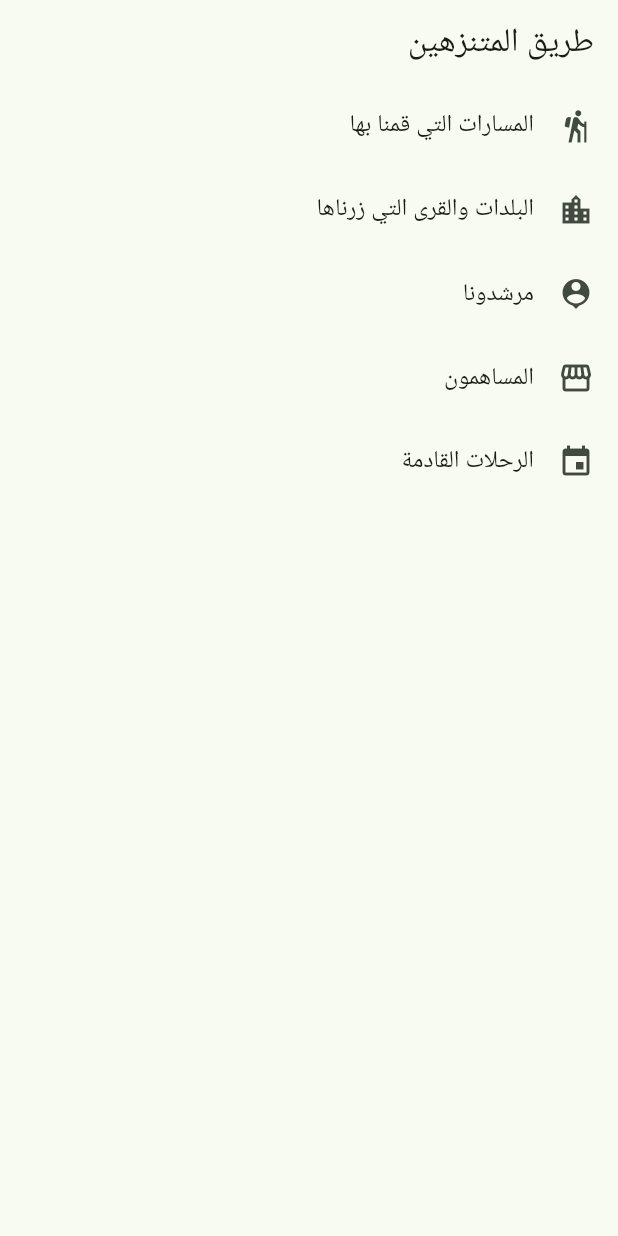
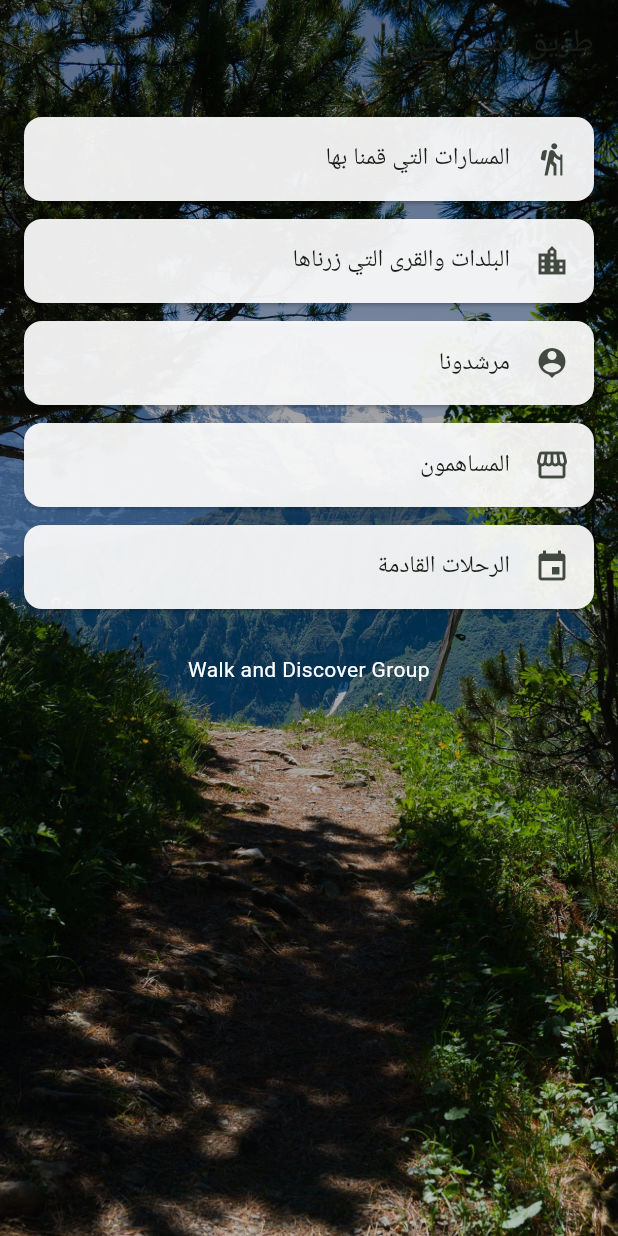
Before and after one commit to moujab/hickersready, a Flutter app: the screen it shows after launch, on a phone screen of 412 x 824 dp. Run offline on Flutter 3.47's test engine with Material 3 defaults, Android fonts, the phone set to English and light mode, and no system bars; our stand-ins replace hive_flutter; accounts and stored records are empty.

Commit message:
Add on-device Hive persistence and redesign home screen
Replaces the in-memory MockData source with LocalStore, a Hive-backed
local store seeded once from mock data, as the local stand-in for the
future Spring Boot/MySQL backend. All list screens now read from it.
Also gives the home screen a background photo, styled menu cards, and
a group credit line.

```diff
--- a/lib/l10n/app_ar.arb
+++ b/lib/l10n/app_ar.arb
@@ -10,5 +10,9 @@
   "menuContributors": "المساهمون",
   "menuUpcomingHikes": "الرحلات القادمة",
   "close": "إغلاق",
-  "noItems": "لا توجد عناصر لعرضها بعد"
+  "noItems": "لا توجد عناصر لعرضها بعد",
+  "groupName": "Walk and Discover Group",
+  "@groupName": {
+    "description": "Name of the group behind the app, shown as a credit line"
+  }
 }
--- a/lib/l10n/app_localizations.dart
+++ b/lib/l10n/app_localizations.dart
@@ -141,6 +141,12 @@ abstract class AppLocalizations {
   /// In ar, this message translates to:
   /// **'لا توجد عناصر لعرضها بعد'**
   String get noItems;
+
+  /// Name of the group behind the app, shown as a credit line
+  ///
+  /// In ar, this message translates to:
+  /// **'Walk and Discover Group'**
+  String get groupName;
 }
 
 class _AppLocalizationsDelegate
--- a/lib/l10n/app_localizations_ar.dart
+++ b/lib/l10n/app_localizations_ar.dart
@@ -31,4 +31,7 @@ class AppLocalizationsAr extends AppLocalizations {
 
   @override
   String get noItems => 'لا توجد عناصر لعرضها بعد';
+
+  @override
+  String get groupName => 'Walk and Discover Group';
 }
--- a/lib/main.dart
+++ b/lib/main.dart
@@ -1,10 +1,13 @@
 import 'package:flutter/material.dart';
 import 'package:flutter_localizations/flutter_localizations.dart';
 
+import 'data/local_store.dart';
 import 'l10n/app_localizations.dart';
 import 'screens/home_screen.dart';
 
-void main() {
+void main() async {
+  WidgetsFlutterBinding.ensureInitialized();
+  await LocalStore.init();
   runApp(const MyApp());
 }
 
--- a/lib/models/guide.dart
+++ b/lib/models/guide.dart
@@ -8,4 +8,9 @@ class Guide {
   final String id;
   final String name;
   final String bio;
+
+  Map<String, dynamic> toMap() => {'id': id, 'name': name, 'bio': bio};
+
+  factory Guide.fromMap(Map<String, dynamic> map) =>
+      Guide(id: map['id'] as String, name: map['name'] as String, bio: map['bio'] as String);
 }
--- a/lib/screens/contributors_screen.dart
+++ b/lib/screens/contributors_screen.dart
@@ -1,6 +1,6 @@
 import 'package:flutter/material.dart';
 
-import '../data/mock_data.dart';
+import '../data/local_store.dart';
 import '../l10n/app_localizations.dart';
 import 'contributor_detail_screen.dart';
 
@@ -16,9 +16,9 @@ class ContributorsScreen extends StatelessWidget {
     return Scaffold(
       appBar: AppBar(title: Text(l10n.menuContributors)),
       body: ListView.builder(
-        itemCount: MockData.contributors.length,
+        itemCount: LocalStore.contributors.length,
         itemBuilder: (context, index) {
-          final contributor = MockData.contributors[index];
+          final contributor = LocalStore.contributors[index];
           return ListTile(
             title: Text(contributor.businessName),
             subtitle: Text(contributor.category),
--- a/lib/screens/guides_screen.dart
+++ b/lib/screens/guides_screen.dart
@@ -1,6 +1,6 @@
 import 'package:flutter/material.dart';
 
-import '../data/mock_data.dart';
+import '../data/local_store.dart';
 import '../l10n/app_localizations.dart';
 import '../widgets/detail_page.dart';
 
@@ -14,9 +14,9 @@ class GuidesScreen extends StatelessWidget {
     return Scaffold(
       appBar: AppBar(title: Text(l10n.menuGuides)),
       body: ListView.builder(
-        itemCount: MockData.guides.length,
+        itemCount: LocalStore.guides.length,
         itemBuilder: (context, index) {
-          final guide = MockData.guides[index];
+          final guide = LocalStore.guides[index];
           return ListTile(
             title: Text(guide.name),
             onTap: () => Navigator.of(context).push(
--- a/lib/screens/home_screen.dart
+++ b/lib/screens/home_screen.dart
@@ -14,46 +14,101 @@ class HomeScreen extends StatelessWidget {
   Widget build(BuildContext context) {
     final l10n = AppLocalizations.of(context)!;
     return Scaffold(
-      appBar: AppBar(title: Text(l10n.appTitle)),
-      body: ListView(
+      extendBodyBehindAppBar: true,
+      appBar: AppBar(
+        title: Text(l10n.appTitle),
+        backgroundColor: Colors.transparent,
+        elevation: 0,
+      ),
+      body: Container(
+        decoration: const BoxDecoration(
+          image: DecorationImage(
+            image: AssetImage('assets/images/home_background.jpg'),
+            fit: BoxFit.cover,
+          ),
+        ),
+        child: DecoratedBox(
+          // Scrim over the photo keeps the app bar title and cards readable
+          // regardless of how bright the underlying image is.
+          decoration: BoxDecoration(
+            gradient: LinearGradient(
+              begin: Alignment.topCenter,
+              end: Alignment.bottomCenter,
+              colors: [Colors.black.withValues(alpha: 0.45), Colors.black.withValues(alpha: 0.15)],
+            ),
+          ),
+          child: ListView(
+          padding: EdgeInsets.only(top: MediaQuery.of(context).padding.top + kToolbarHeight + 16),
           children: [
-          ListTile(
-            leading: const Icon(Icons.hiking),
-            title: Text(l10n.menuTrailsDone),
+            _MenuCard(
+              icon: Icons.hiking,
+              label: l10n.menuTrailsDone,
               onTap: () => Navigator.of(context).push(
                 MaterialPageRoute<void>(builder: (context) => const InvitationsScreen()),
               ),
             ),
-          ListTile(
-            leading: const Icon(Icons.location_city),
-            title: Text(l10n.menuTownsVisited),
+            _MenuCard(
+              icon: Icons.location_city,
+              label: l10n.menuTownsVisited,
               onTap: () => Navigator.of(context).push(
                 MaterialPageRoute<void>(builder: (context) => const TownsScreen()),
               ),
             ),
-          ListTile(
-            leading: const Icon(Icons.person_pin),
-            title: Text(l10n.menuGuides),
+            _MenuCard(
+              icon: Icons.person_pin,
+              label: l10n.menuGuides,
               onTap: () => Navigator.of(context).push(
                 MaterialPageRoute<void>(builder: (context) => const GuidesScreen()),
               ),
             ),
-          ListTile(
-            leading: const Icon(Icons.storefront),
-            title: Text(l10n.menuContributors),
+            _MenuCard(
+              icon: Icons.storefront,
+              label: l10n.menuContributors,
               onTap: () => Navigator.of(context).push(
                 MaterialPageRoute<void>(builder: (context) => const ContributorsScreen()),
               ),
             ),
-          ListTile(
-            leading: const Icon(Icons.event),
-            title: Text(l10n.menuUpcomingHikes),
+            _MenuCard(
+              icon: Icons.event,
+              label: l10n.menuUpcomingHikes,
               onTap: () => Navigator.of(context).push(
                 MaterialPageRoute<void>(builder: (context) => const UpcomingHikesScreen()),
               ),
             ),
+            Padding(
+              padding: const EdgeInsets.symmetric(vertical: 24),
+              child: Center(
+                child: Text(
+                  l10n.groupName,
+                  style: const TextStyle(color: Colors.white),
+                ),
+              ),
+            ),
           ],
+          ),
+        ),
       ),
     );
   }
 }
+
+class _MenuCard extends StatelessWidget {
+  const _MenuCard({required this.icon, required this.label, required this.onTap});
+
+  final IconData icon;
+  final String label;
+  final VoidCallback onTap;
+
+  @override
+  Widget build(BuildContext context) {
+    return Card(
+      margin: const EdgeInsets.symmetric(horizontal: 16, vertical: 6),
+      color: Colors.white.withValues(alpha: 0.92),
+      child: ListTile(
+        leading: Icon(icon),
+        title: Text(label),
+        onTap: onTap,
+      ),
+    );
+  }
+}
--- a/lib/screens/invitations_screen.dart
+++ b/lib/screens/invitations_screen.dart
@@ -1,6 +1,6 @@
 import 'package:flutter/material.dart';
 
-import '../data/mock_data.dart';
+import '../data/local_store.dart';
 import '../l10n/app_localizations.dart';
 import '../models/invitation.dart';
 
@@ -15,9 +15,9 @@ class InvitationsScreen extends StatelessWidget {
     return Scaffold(
       appBar: AppBar(title: Text(l10n.menuTrailsDone)),
       body: ListView.builder(
-        itemCount: MockData.invitations.length,
+        itemCount: LocalStore.invitations.length,
         itemBuilder: (context, index) {
-          final invitation = MockData.invitations[index];
+          final invitation = LocalStore.invitations[index];
           return ListTile(
             title: Text(invitation.trailName),
             subtitle: Text('${invitation.date.year}/${invitation.date.month}/${invitation.date.day}'),
--- a/lib/screens/towns_screen.dart
+++ b/lib/screens/towns_screen.dart
@@ -1,6 +1,6 @@
 import 'package:flutter/material.dart';
 
-import '../data/mock_data.dart';
+import '../data/local_store.dart';
 import '../l10n/app_localizations.dart';
 import '../widgets/detail_page.dart';
 
@@ -15,9 +15,9 @@ class TownsScreen extends StatelessWidget {
     return Scaffold(
       appBar: AppBar(title: Text(l10n.menuTownsVisited)),
       body: ListView.builder(
-        itemCount: MockData.towns.length,
+        itemCount: LocalStore.towns.length,
         itemBuilder: (context, index) {
-          final town = MockData.towns[index];
+          final town = LocalStore.towns[index];
           return ListTile(
             title: Text(town.name),
             onTap: () => Navigator.of(context).push(
--- a/lib/screens/upcoming_hikes_screen.dart
+++ b/lib/screens/upcoming_hikes_screen.dart
@@ -1,6 +1,6 @@
 import 'package:flutter/material.dart';
 
-import '../data/mock_data.dart';
+import '../data/local_store.dart';
 import '../l10n/app_localizations.dart';
 import '../widgets/detail_page.dart';
 
@@ -13,7 +13,7 @@ class UpcomingHikesScreen extends StatelessWidget {
   @override
   Widget build(BuildContext context) {
     final l10n = AppLocalizations.of(context)!;
-    final hikes = [...MockData.upcomingHikes]..sort((a, b) => a.date.compareTo(b.date));
+    final hikes = [...LocalStore.upcomingHikes]..sort((a, b) => a.date.compareTo(b.date));
     return Scaffold(
       appBar: AppBar(title: Text(l10n.menuUpcomingHikes)),
       body: ListView.builder(
--- a/pubspec.yaml
+++ b/pubspec.yaml
@@ -37,6 +37,8 @@ dependencies:
   flutter_localizations:
     sdk: flutter
   intl: ^0.20.2
+  hive: ^2.2.3
+  hive_flutter: ^1.1.0
 
 dev_dependencies:
   flutter_test:
@@ -61,6 +63,9 @@ flutter:
   uses-material-design: true
 
   generate: true
+
+  assets:
+    - assets/images/home_background.jpg
 
   # To add assets to your application, add an assets section, like this:
   # assets:
```
Also changed, not shown: lib/data/local_store.dart (added, +98 -0 lines), lib/models/contributor.dart (+18 -0 lines), lib/models/invitation.dart (+14 -0 lines), lib/models/town.dart (+8 -0 lines), lib/models/upcoming_hike.dart (+14 -0 lines), assets/images/home_background.jpg (added), pubspec.lock. Lines whose indentation alone changed are shown as unchanged.
